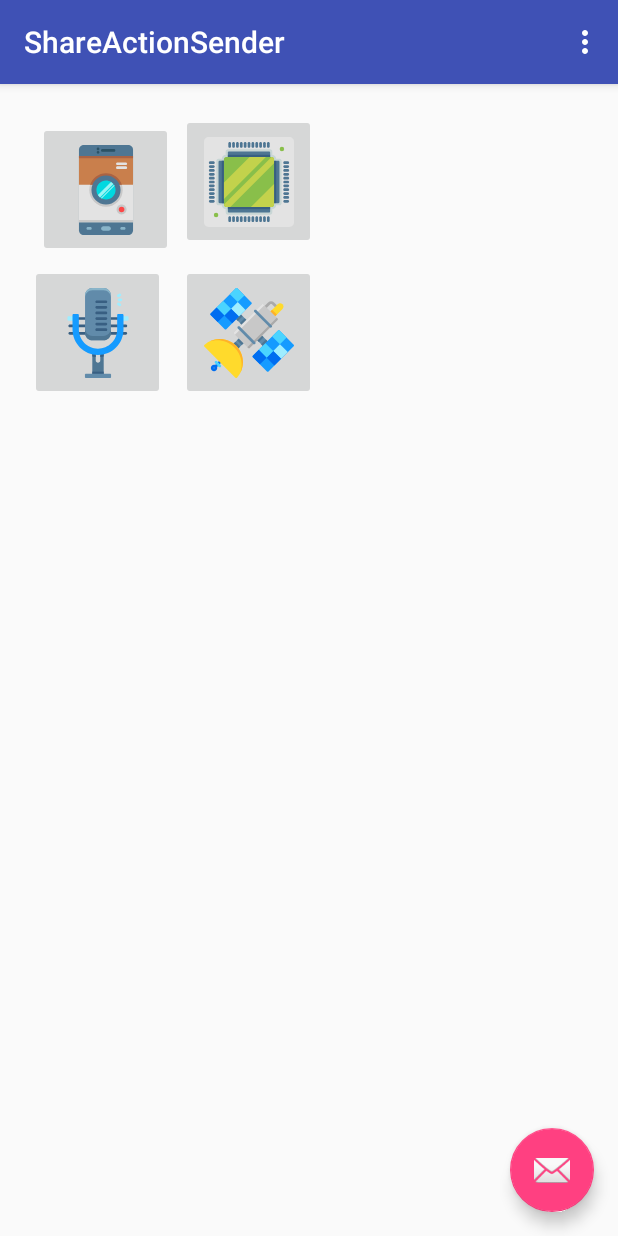
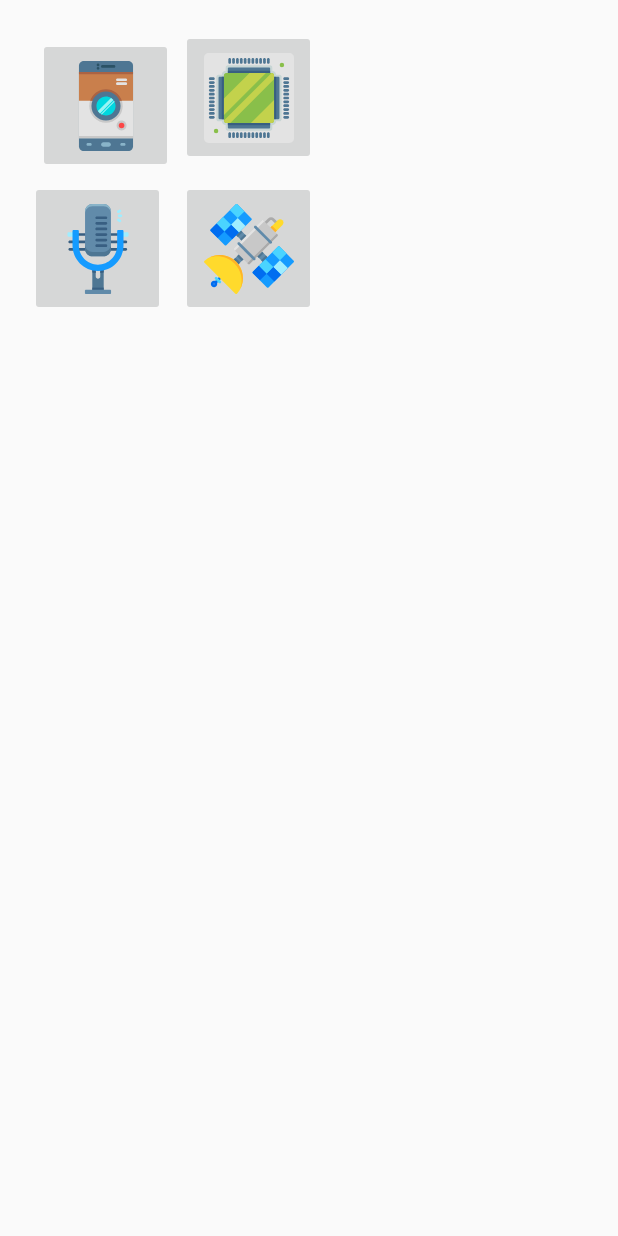
Before and after one commit to CURSOS-TEC/ContentProvider, an Android app: the screen it shows after launch (MainActivity), on a phone screen of 412 x 824 dp. Run offline under Robolectric (Android 15) with nearby library versions, the phone set to English and light mode, and no system bars.

Commit message:
delete bar and floating button

```diff
--- a/app/src/main/java/com/soa4id/tec/shareactionsender/MainActivity.java
+++ b/app/src/main/java/com/soa4id/tec/shareactionsender/MainActivity.java
@@ -15,38 +15,8 @@ public class MainActivity extends AppCompatActivity {
     protected void onCreate(Bundle savedInstanceState) {
         super.onCreate(savedInstanceState);
         setContentView(R.layout.activity_main);
-        Toolbar toolbar = (Toolbar) findViewById(R.id.toolbar);
-        setSupportActionBar(toolbar);
 
-        FloatingActionButton fab = (FloatingActionButton) findViewById(R.id.fab);
-        fab.setOnClickListener(new View.OnClickListener() {
-            @Override
-            public void onClick(View view) {
-                Snackbar.make(view, "Replace with your own action", Snackbar.LENGTH_LONG)
-                        .setAction("Action", null).show();
-            }
-        });
     }
 
-    @Override
-    public boolean onCreateOptionsMenu(Menu menu) {
-        // Inflate the menu; this adds items to the action bar if it is present.
-        getMenuInflater().inflate(R.menu.menu_main, menu);
-        return true;
-    }
 
-    @Override
-    public boolean onOptionsItemSelected(MenuItem item) {
-        // Handle action bar item clicks here. The action bar will
-        // automatically handle clicks on the Home/Up button, so long
-        // as you specify a parent activity in AndroidManifest.xml.
-        int id = item.getItemId();
-
-        //noinspection SimplifiableIfStatement
-        if (id == R.id.action_settings) {
-            return true;
-        }
-
-        return super.onOptionsItemSelected(item);
-    }
 }
--- a/app/src/main/res/layout/activity_main.xml
+++ b/app/src/main/res/layout/activity_main.xml
@@ -6,28 +6,9 @@
     android:layout_height="match_parent"
     tools:context=".MainActivity">
 
-    <android.support.design.widget.AppBarLayout
-        android:layout_width="match_parent"
-        android:layout_height="wrap_content"
-        android:theme="@style/AppTheme.AppBarOverlay">
 
-        <android.support.v7.widget.Toolbar
-            android:id="@+id/toolbar"
-            android:layout_width="match_parent"
-            android:layout_height="?attr/actionBarSize"
-            android:background="?attr/colorPrimary"
-            app:popupTheme="@style/AppTheme.PopupOverlay" />
-
-    </android.support.design.widget.AppBarLayout>
 
     <include layout="@layout/content_main" />
 
-    <android.support.design.widget.FloatingActionButton
-        android:id="@+id/fab"
-        android:layout_width="wrap_content"
-        android:layout_height="wrap_content"
-        android:layout_gravity="bottom|end"
-        android:layout_margin="@dimen/fab_margin"
-        app:srcCompat="@android:drawable/ic_dialog_email" />
 
 </android.support.design.widget.CoordinatorLayout>
```
